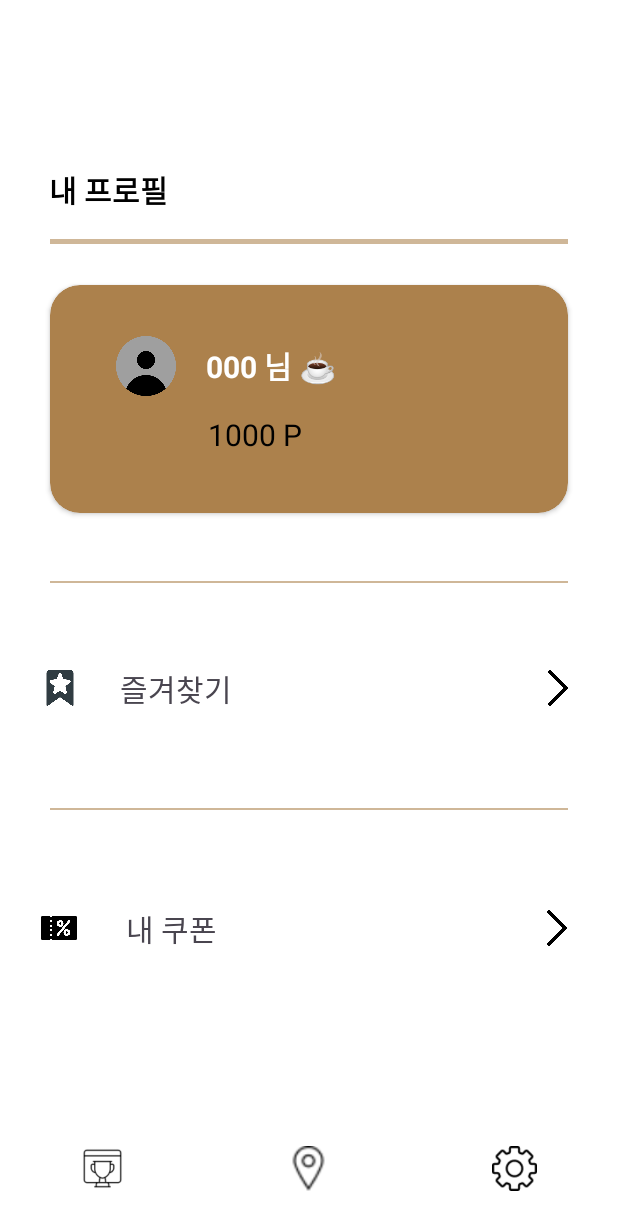
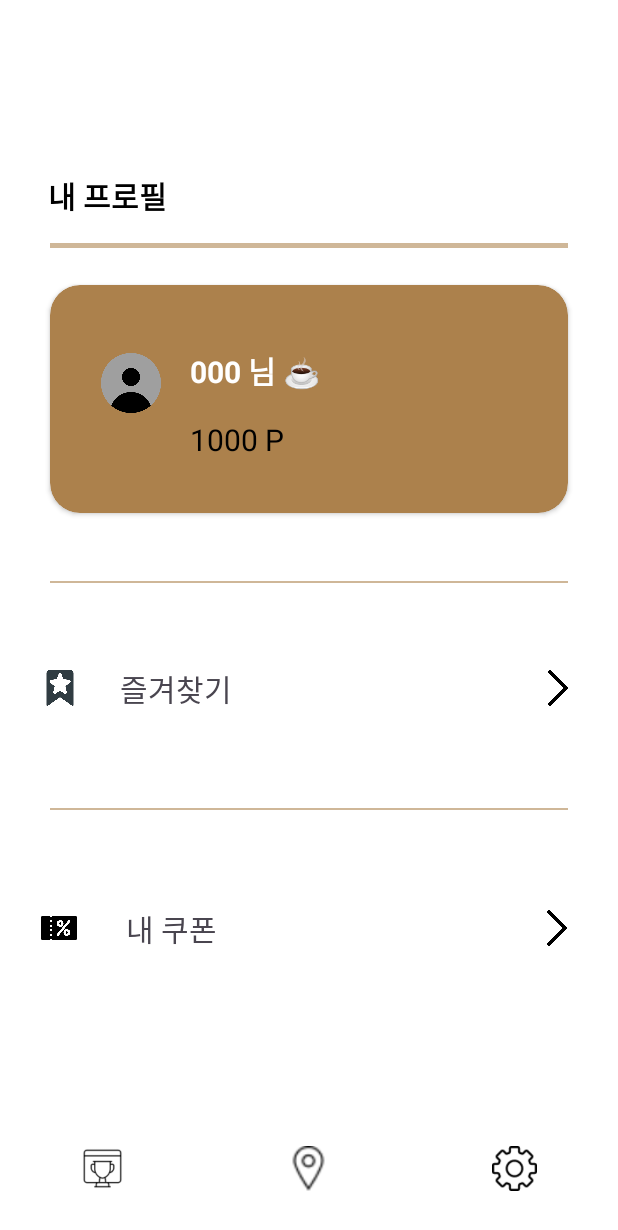
Before and after one commit to leeseoyoung0822/CalmCafeApp-Android, an Android app: the screen it shows after launch (MainActivity), item 3 of the bottom bar chosen, on a phone screen of 412 x 824 dp. Shown: the top 1230 px of the screen. Run offline under Robolectric (Android 15) with nearby library versions, the phone set to English and light mode, and no system bars; libraries missing offline, so code that uses them is left out: com.kakao.sdk; 1 statement that could not run was skipped.

Commit message:
fragment_setting 수정

```diff
--- a/app/src/main/java/com/example/calmcafeapp/ui/FavoriteFragment.kt
+++ b/app/src/main/java/com/example/calmcafeapp/ui/FavoriteFragment.kt
@@ -30,8 +30,14 @@ class FavoriteFragment : Fragment() {
 
         // RecyclerView 어댑터 설정 (임시 데이터 설정)
         val initialCafeList = mutableListOf(
-            Cafe("카페 A", "서울특별시 00구", "혼잡도: 보통", R.drawable.logo),
-            Cafe("카페 B", "서울특별시 00구", "혼잡도: 혼잡", R.drawable.favorite)
+            Cafe("카페 A", "서울특별시 00구", "혼잡도: 보통", R.drawable.favorite),
+            Cafe("카페 B", "서울특별시 00구", "혼잡도: 혼잡", R.drawable.favorite),
+            Cafe("카페 B", "서울특별시 00구", "혼잡도: 혼잡", R.drawable.favorite),
+            Cafe("카페 B", "서울특별시 00구", "혼잡도: 혼잡", R.drawable.favorite),
+            Cafe("카페 B", "서울특별시 00구", "혼잡도: 혼잡", R.drawable.favorite),
+            Cafe("카페 B", "서울특별시 00구", "혼잡도: 혼잡", R.drawable.favorite),
+            Cafe("카페 B", "서울특별시 00구", "혼잡도: 혼잡", R.drawable.favorite),
+
         )
 
         val adapter = CafeAdapter(initialCafeList)
--- a/app/src/main/res/layout/fragment_setting.xml
+++ b/app/src/main/res/layout/fragment_setting.xml
@@ -16,11 +16,9 @@
         android:textSize="20sp"
         android:textStyle="bold"
         app:layout_constraintBottom_toTopOf="@+id/profileCard"
-        app:layout_constraintEnd_toEndOf="parent"
-        app:layout_constraintHorizontal_bias="0.099"
         app:layout_constraintStart_toStartOf="parent"
-        app:layout_constraintTop_toTopOf="parent"
-        app:layout_constraintVertical_bias="0.458" />
+        android:layout_marginStart="32dp"
+        app:layout_constraintTop_toTopOf="parent" />
 
     <androidx.cardview.widget.CardView
         android:id="@+id/profileCard"
@@ -34,7 +32,7 @@
         app:layout_constraintStart_toStartOf="parent"
         app:layout_constraintTop_toTopOf="parent">
 
-        <LinearLayout
+        <androidx.constraintlayout.widget.ConstraintLayout
             android:layout_width="match_parent"
             android:layout_height="152dp"
             android:orientation="vertical"
@@ -42,43 +40,52 @@
 
 
             <!-- 프로필 이미지와 이름 -->
-            <LinearLayout
-                android:layout_width="match_parent"
-                android:layout_height="wrap_content"
-                android:gravity="center_vertical"
-                android:orientation="horizontal"
-                android:paddingLeft="10dp">
+
+
+            <!-- 포인트 표시 -->
 
             <ImageView
                 android:id="@+id/profileImage"
                 android:layout_width="48dp"
                 android:layout_height="48dp"
-                    android:layout_marginEnd="16dp"
-                    android:src="@drawable/profile" />
+                android:src="@drawable/profile"
+                app:layout_constraintBottom_toBottomOf="parent"
+                app:layout_constraintStart_toStartOf="parent"
+                app:layout_constraintTop_toTopOf="parent"
+                app:layout_constraintVertical_bias="0.25" />
 
             <TextView
                 android:id="@+id/profileName"
                 android:layout_width="wrap_content"
                 android:layout_height="wrap_content"
+                android:layout_marginTop="12dp"
                 android:text="000 님 ☕"
-                    android:textColor="#ffffff"
+                android:textColor="@color/white"
                 android:textSize="20sp"
-                    android:textStyle="bold" />
-            </LinearLayout>
+                android:textStyle="bold"
+                app:layout_constraintEnd_toEndOf="parent"
+                app:layout_constraintHorizontal_bias="0.1"
+                app:layout_constraintStart_toEndOf="@+id/profileImage"
+                app:layout_constraintTop_toTopOf="parent" />
 
-            <!-- 포인트 표시 -->
             <TextView
                 android:id="@+id/profilePoints"
                 android:layout_width="wrap_content"
-                android:layout_height="match_parent"
-                android:layout_marginLeft="75dp"
-                android:layout_marginTop="8dp"
-
+                android:layout_height="wrap_content"
+                android:layout_marginTop="15dp"
+                android:layout_marginBottom="4dp"
                 android:text="1000 P"
                 android:textColor="@android:color/black"
-                android:textSize="20sp" />
+                android:textSize="20sp"
+                app:layout_constraintBottom_toBottomOf="parent"
+                app:layout_constraintEnd_toEndOf="parent"
+                app:layout_constraintHorizontal_bias="0.086"
+                app:layout_constraintStart_toEndOf="@+id/profileImage"
+                app:layout_constraintTop_toBottomOf="@+id/profileName"
+                app:layout_constraintVertical_bias="0.562" />
 
-        </LinearLayout>
+
+        </androidx.constraintlayout.widget.ConstraintLayout>
     </androidx.cardview.widget.CardView>
 
 
--- a/app/src/main/res/layout/item_cafe.xml
+++ b/app/src/main/res/layout/item_cafe.xml
@@ -28,7 +28,7 @@
             android:layout_width="wrap_content"
             android:layout_height="wrap_content"
             android:layout_marginTop="8dp"
-            android:text="카페 이름"
+            android:text=""
             android:textSize="16sp"
             android:textStyle="bold"
             android:textColor="@android:color/black" />
@@ -37,7 +37,7 @@
             android:id="@+id/cafeLocation"
             android:layout_width="wrap_content"
             android:layout_height="wrap_content"
-            android:text="서울특별시 00구"
+            android:text=""
             android:textSize="14sp"
             android:textColor="@android:color/darker_gray" />
 
@@ -45,7 +45,7 @@
             android:id="@+id/cafeStatus"
             android:layout_width="wrap_content"
             android:layout_height="wrap_content"
-            android:text="현재 혼잡도: 보통"
+            android:text=""
             android:textSize="14sp"
             android:textColor="@android:color/holo_red_light" />
 
```
Lines whose indentation alone changed are shown as unchanged.
